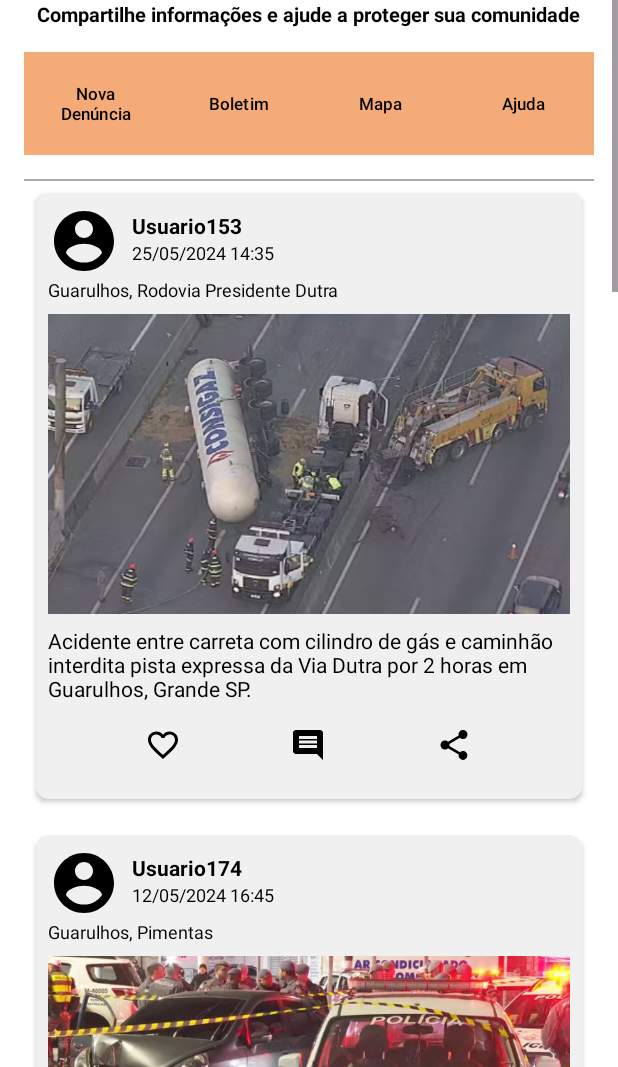
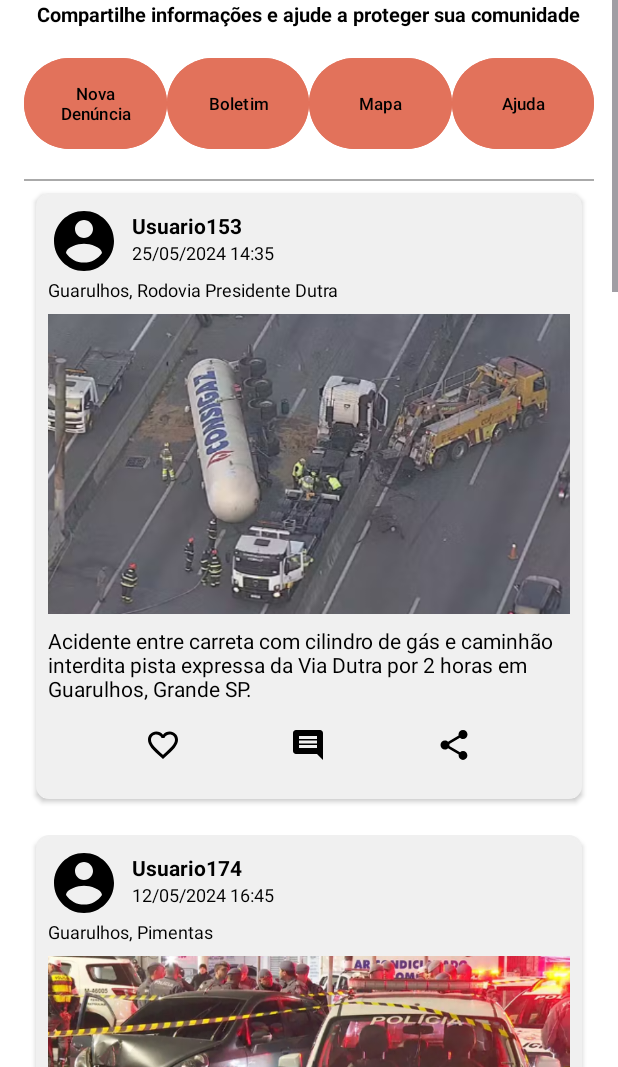
Before and after one commit to guilherme-neves1/SafeCityApp, an Android app: the HomeActivity screen opened directly, with no data from a screen before it, on a phone screen of 412 x 824 dp, the part 169-1236 px from its top. Run offline under Robolectric (Android 15) with nearby library versions, the phone set to English and light mode, and no system bars.

Commit message:
resolving bugs

```diff
--- a/app/src/main/res/layout/activity_home.xml
+++ b/app/src/main/res/layout/activity_home.xml
@@ -54,7 +54,6 @@
                 android:text="Nova Denúncia"
                 android:textSize="11dp"
                 android:backgroundTint="#E2725B"
-                android:background="@color/black"
                 android:textColor="@color/black"
                 android:padding="16dp" />
 
@@ -67,7 +66,6 @@
                 android:text="Boletim"
                 android:textSize="11dp"
                 android:backgroundTint="#E2725B"
-                android:background="@color/black"
                 android:textColor="@color/black"
                 android:padding="16dp" />
 
@@ -80,7 +78,6 @@
                 android:text="Mapa"
                 android:textSize="11dp"
                 android:backgroundTint="#E2725B"
-                android:background="@color/black"
                 android:textColor="@color/black"
                 android:padding="16dp" />
 
@@ -93,7 +90,6 @@
                 android:text="Ajuda"
                 android:textSize="11dp"
                 android:backgroundTint="#E2725B"
-                android:background="@color/black"
                 android:textColor="@color/black"
                 android:padding="16dp" />
         </GridLayout>
```
Also changed, not shown: app/src/main/res/layout/activity_settings.xml (+7 -0 lines).
